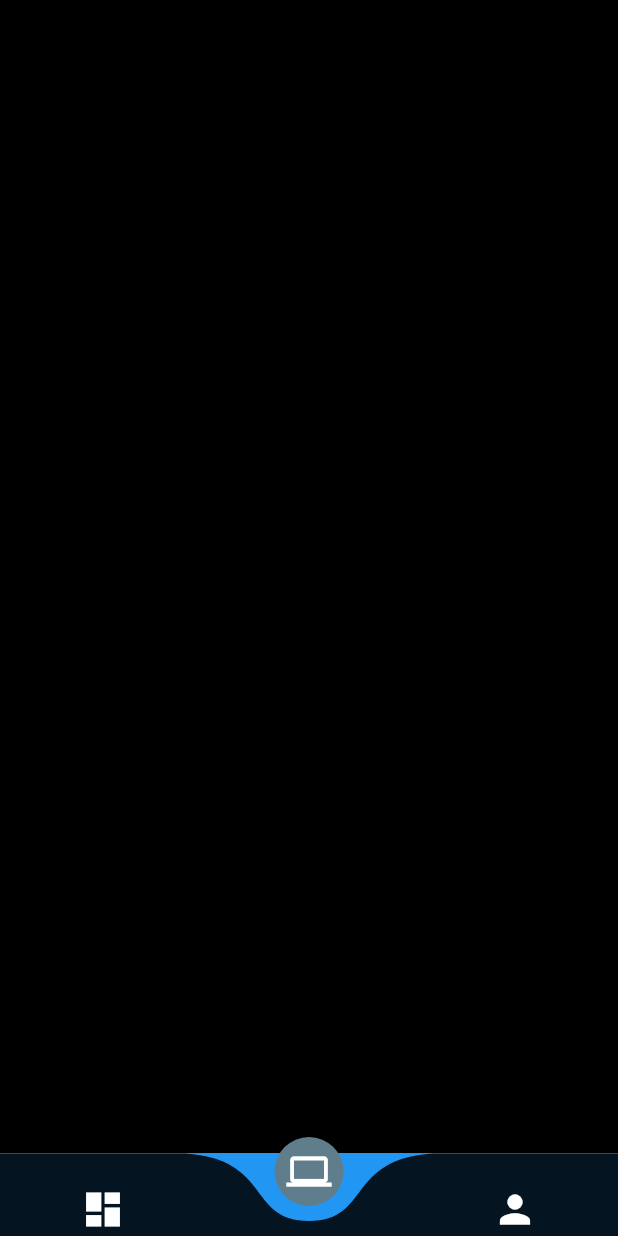
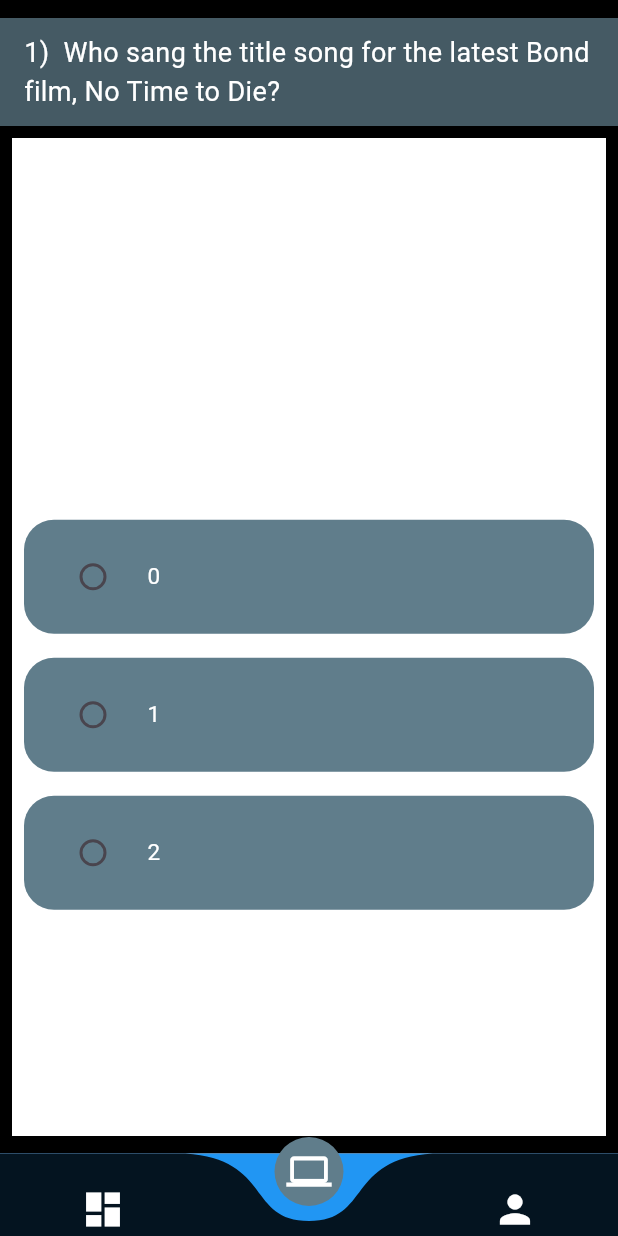
Before and after one commit to CheswinRaj/quiz_app, a Flutter app: the MainScreen screen opened directly, item 2 of the bottom bar chosen, on a phone screen of 412 x 824 dp. Run offline on Flutter 3.47's test engine with Material 3 defaults, Android fonts, the phone set to English and light mode, and no system bars; drawn by our look-alikes of curved_navigation_bar, sticky_headers; our stand-ins replace bloc, dartz, flutter_bloc, freezed_annotation, get_it, hive and 2 more; accounts and stored records are empty; network calls fail.

Commit message:
git commit -m " last added"

```diff
--- a/lib/presentaion/exam/exam.dart
+++ b/lib/presentaion/exam/exam.dart
@@ -1,31 +1,98 @@
 import 'package:flutter/material.dart';
+import 'package:sticky_headers/sticky_headers/widget.dart';
 
 class Exam extends StatelessWidget {
   const Exam({super.key});
 
   @override
   Widget build(BuildContext context) {
-    return Scaffold(body:  LayoutBuilder(
+    return Scaffold(
+      body: LayoutBuilder(
         builder: (context, constraints) {
           final width = constraints.maxWidth;
           final height = constraints.maxHeight;
           return Container(
             width: width,
             height: height,
-          decoration: BoxDecoration(
-              color: Colors.black
+            decoration: BoxDecoration(color: Colors.black),
+            child: SafeArea(
+              child: Padding(
+                  padding: const EdgeInsets.symmetric(vertical: 12.0),
+                  child:
+                      ListView.builder(
+                        itemCount: 3,
+                          // scrollDirection: Axis.horizontal,
+                          itemBuilder: (context, count) {
+                            List choice=[null,null,null];
+                    return StickyHeader(
+                      header: Container(
+                        color: Colors.blueGrey[700],
+                        padding: EdgeInsets.symmetric(
+                            horizontal: 16.0, vertical: 10),
+                        alignment: Alignment.centerLeft,
+                        child: Text(
+                          '${count + 1})  Who sang the title song for the latest Bond film, No Time to Die?',
+                          style: const TextStyle(
+                              color: Colors.white, fontSize: 18),
                         ),
-          child: Padding(
-            padding: const EdgeInsets.all(12.0),
+                      ),
+                      content: Padding(
+                        padding: const EdgeInsets.all(8.0),
+                        child: Container(
+                          height: height,
+                          width: width,
+                          color: Colors.white,
                           child: Column(
                             mainAxisAlignment: MainAxisAlignment.center,
                             children: [
-
-              ],
+                              StatefulBuilder(builder: (context, setState) {
+                                return ListView.builder(
+                                  physics: NeverScrollableScrollPhysics(),
+                                  shrinkWrap: true,
+                                  itemCount: 3,
+                                  itemBuilder: (context, index) {
+                                    return Padding(
+                                      padding: const EdgeInsets.all(8.0),
+                                      child: Container(
+                                        width: width,
+                                        padding: EdgeInsets.all(10),
+                                        decoration: BoxDecoration(
+                                            color: Colors.blueGrey,
+                                            borderRadius:
+                                                BorderRadius.circular(20)),
+                                        child: Center(
+                                          child: RadioListTile(
+                                            selectedTileColor: Colors.red,
+                                              value: index,
+                                              groupValue: choice[count]??null,
+                                              onChanged: ( value) {
+                                                setState(() {
+                                                  choice[count]=value;
+                                                });
+                                              },
+                                              title: Text(
+                                                "${index}",
+                                                style: TextStyle(
+                                                    fontSize: 15,
+                                                    color: Colors.white),
+                                              )),
                                         ),
                                       ),
                                     );
                                   },
-    ),);
+                                );
+                              }),
+                            ],
+                          ),
+                        ),
+                      ),
+                    );
+                  })
+              ),
+            ),
+          );
+        },
+      ),
+    );
   }
 }
--- a/pubspec.yaml
+++ b/pubspec.yaml
@@ -45,6 +45,8 @@ dependencies:
   freezed_annotation: ^2.4.4
   dartz: ^0.10.1
   curved_navigation_bar: ^1.0.6
+  sticky_headers: ^0.3.0+2
+  hive_generator: ^2.0.1
 
 dev_dependencies:
   flutter_test:
```
Also changed, not shown: lib/domain/login/models/loginModel.dart (added, +18 -0 lines), lib/domain/login/models/student/studentDetail.dart (added, +18 -0 lines), lib/domain/quiz/models/answerChoiceModel/anserChoiceModel.dart (added, +16 -0 lines), lib/domain/quiz/models/questionsModel/quiestionModel.dart (added, +19 -0 lines), lib/domain/quiz/models/studentAnswerModel/studentAnnserModel.dart (added, +18 -0 lines), lib/main.dart (+24 -3 lines), lib/presentaion/login/loginScreen.dart (+7 -0 lines), lib/aplications/quizz/quiz_bloc.freezed.dart, lib/domain/login/models/loginModel.g.dart (added), lib/domain/login/models/student/studentDetail.g.dart (added), lib/domain/quiz/models/answerChoiceModel/anserChoiceModel.g.dart (added), lib/domain/quiz/models/questionsModel/quiestionModel.g.dart (added), lib/domain/quiz/models/studentAnswerModel/studentAnnserModel.g.dart (added), pubspec.lock, 1 other file. Lines whose indentation alone changed are shown as unchanged.
